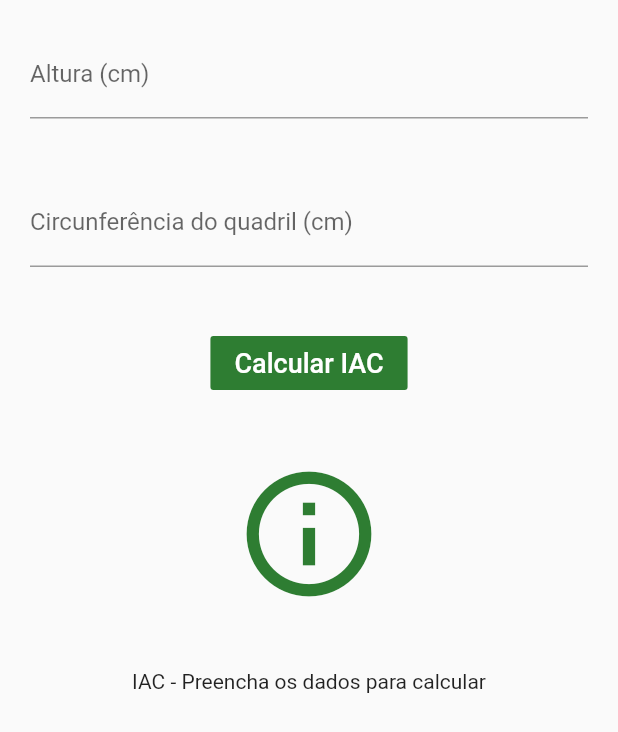
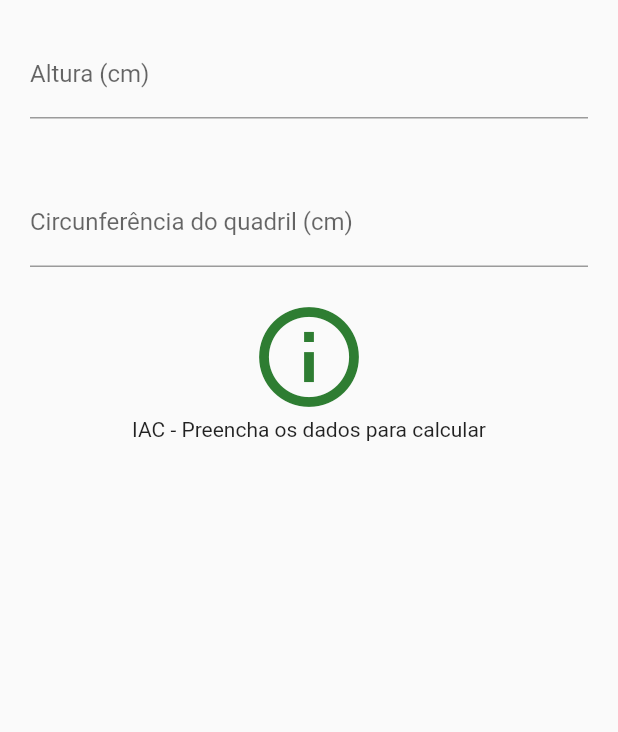
Before and after one commit to Hu3diger/dart-hmc, a Flutter app: the IACWidget widget shown alone on an empty page, opened directly with empty values, on a phone screen of 412 x 824 dp. Shown: the top 732 px of the screen. Run offline on Flutter 3.47's test engine with Material 2 defaults, Android fonts, the phone set to English and light mode, and no system bars; our stand-ins replace flutter_masked_text, smooth_page_indicator.

Commit message:
Fix: Fix auto calculate and size of icon

```diff
--- a/lib/ui/android/widgets/iac.widget.dart
+++ b/lib/ui/android/widgets/iac.widget.dart
@@ -32,6 +32,9 @@ class IACWidgetState extends State<IACWidget> {
               labelText: "Altura (cm)",
             ),
             keyboardType: TextInputType.number,
+            onChanged: (value) {
+              widget.notifyParent(this.bloc);
+            },
           ),
           ),
           Padding(
@@ -42,36 +45,18 @@ class IACWidgetState extends State<IACWidget> {
                 labelText: "Circunferência do quadril (cm)"
                 ),
                 keyboardType: TextInputType.number,
+                onChanged: (value) {
+                  widget.notifyParent(this.bloc);
+                },
             ),
           ),
-          Padding(
-            padding: EdgeInsets.all(20),
-            child: FlatButton(
-              color: Colors.green[800],
-              child: Text(
-                "Calcular IAC",
-                style: TextStyle(
-                  color: Colors.white,
-                  fontSize: 18,
-                ),
-              ), onPressed: () {
-                widget.notifyParent(this.bloc);
-              },
-            ),
+          Icon(this.bloc.resultIcon,
+            color: Colors.green[800],
+            size: 80,
           ),
-          Padding(
-            padding: EdgeInsets.all(20),
-            child: Icon(this.bloc.resultIcon,
-              color: Colors.green[800],
-              size: 100,
-            ),
-          ),
-          Padding(
-            padding: EdgeInsets.all(20),
-            child: Text(
-              this.bloc.result,
-              textAlign: TextAlign.center
-            ),
+          Text(
+            this.bloc.result,
+            textAlign: TextAlign.center
           ),
       ]
     );
```
Also changed, not shown: lib/ui/android/pages/home.pages.dart (+24 -24 lines), lib/ui/android/widgets/imc.widget.dart (+13 -28 lines).
